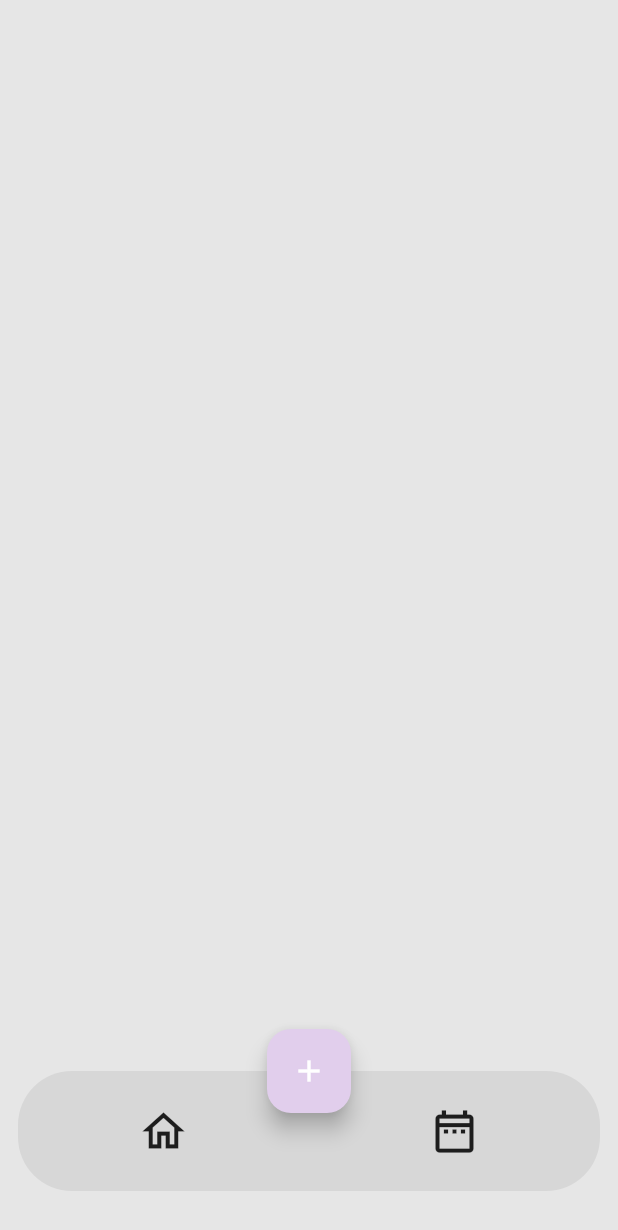
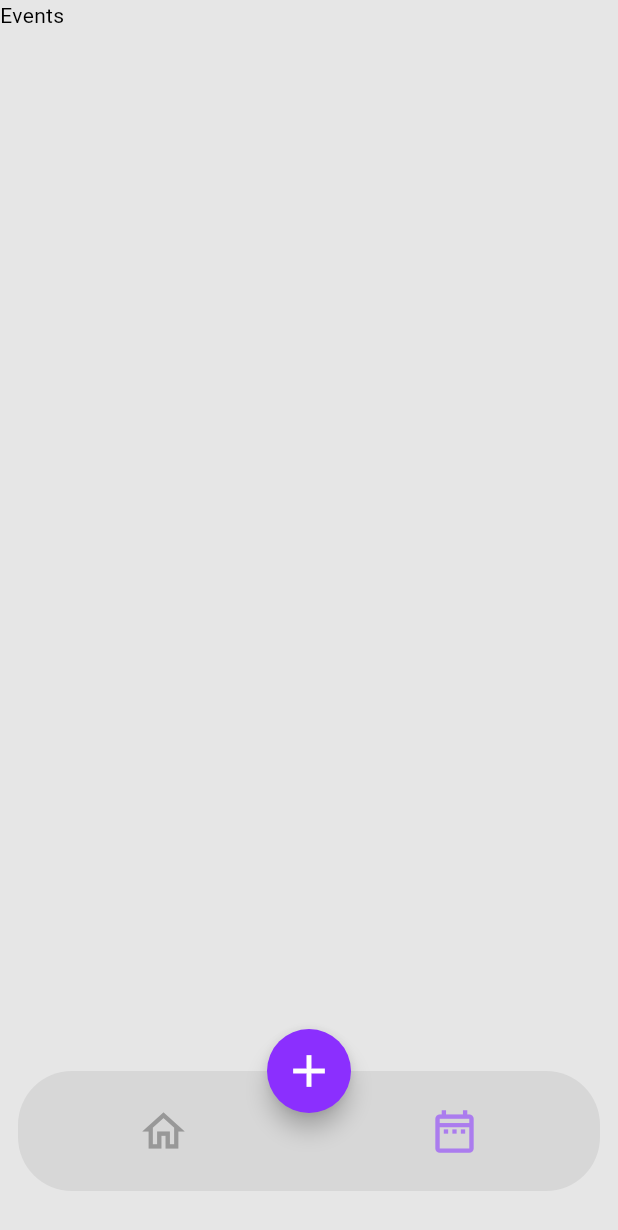
Before and after one commit to abbasihamed/medical_reminder, a Flutter app: the MainScreen screen opened directly, after a tap on the "date range" icon, on a phone screen of 412 x 824 dp. Shown: the top 1230 px of the screen. Run offline on Flutter 3.47's test engine with Material 3 defaults, Android fonts, the phone set to English and light mode, and no system bars; our stand-ins replace flutter_bloc.

Commit message:
add bottom navigation routin

```diff
--- /dev/null
+++ b/lib/presentations/cubits/bottomnav/bottomnav_cubit.dart
@@ -0,0 +1,48 @@
+import 'package:flutter/material.dart';
+import 'package:flutter_bloc/flutter_bloc.dart';
+import 'package:medical_reminder/presentations/screens/add_event_screen.dart';
+import 'package:medical_reminder/presentations/screens/events_screen.dart';
+import 'package:medical_reminder/presentations/screens/home_scrren.dart';
+
+part 'bottomnav_state.dart';
+
+class BottomnavCubit extends Cubit<BottomnavState> {
+  BottomnavCubit() : super(const BottomnavInitial(HomeScreen(), 'home'));
+  final List<String> _screenList = [];
+
+  void go(String screenName) {
+    if (_screenList.isNotEmpty) {
+      if (_screenList.last != screenName) {
+        _screenList.add(screenName);
+      } else {
+        return;
+      }
+    } else {
+      _screenList.add(screenName);
+    }
+    _updateScreen();
+  }
+
+  void pop() {
+    if (_screenList.isNotEmpty) {
+      _screenList.remove(_screenList.last);
+    }
+    _updateScreen();
+  }
+
+  _updateScreen() {
+    switch (_screenList.last) {
+      case 'home':
+        emit(BottomnavInitial(const HomeScreen(), _screenList.last));
+        break;
+      case 'addEvent':
+        emit(BottomnavInitial(const AddEventScrren(), _screenList.last));
+        break;
+      case 'events':
+        emit(BottomnavInitial(const EventsScreen(), _screenList.last));
+        break;
+      default:
+        emit(BottomnavInitial(const HomeScreen(), _screenList.last));
+    }
+  }
+}
--- /dev/null
+++ b/lib/presentations/cubits/bottomnav/bottomnav_state.dart
@@ -0,0 +1,12 @@
+part of 'bottomnav_cubit.dart';
+
+sealed class BottomnavState {
+  final String screenName;
+  const BottomnavState(this.screenName);
+}
+
+class BottomnavInitial extends BottomnavState {
+  final Widget scrren;
+
+  const BottomnavInitial(this.scrren, super.screenName);
+}
--- /dev/null
+++ b/lib/presentations/screens/events_screen.dart
@@ -0,0 +1,13 @@
+import 'package:flutter/material.dart';
+
+
+class EventsScreen extends StatelessWidget {
+  const EventsScreen({super.key});
+
+  @override
+  Widget build(BuildContext context) {
+    return Scaffold(
+      body: Text('Events'),
+    );
+  }
+}
--- /dev/null
+++ b/lib/presentations/screens/home_scrren.dart
@@ -0,0 +1,13 @@
+import 'package:flutter/material.dart';
+
+
+class HomeScreen extends StatelessWidget {
+  const HomeScreen({super.key});
+
+  @override
+  Widget build(BuildContext context) {
+    return Scaffold(
+      body: Text('homeScreen'),
+    );
+  }
+}
--- a/lib/presentations/screens/main_screen.dart
+++ b/lib/presentations/screens/main_screen.dart
@@ -1,78 +1,53 @@
 import 'package:flutter/material.dart';
-import 'package:medical_reminder/core/extentions.dart';
+import 'package:flutter_bloc/flutter_bloc.dart';
+import 'package:medical_reminder/presentations/cubits/bottomnav/bottomnav_cubit.dart';
+import 'package:medical_reminder/presentations/screens/home_scrren.dart';
+import 'package:medical_reminder/presentations/widgets/custom_bottom_navigation.dart';
 
 class MainScreen extends StatelessWidget {
   const MainScreen({super.key});
 
   @override
   Widget build(BuildContext context) {
+    final customNav = context.read<BottomnavCubit>();
     return Scaffold(
-      body: const Column(
-        children: [],
+      body: BlocBuilder<BottomnavCubit, BottomnavState>(
+        builder: (context, state) {
+          if (state is BottomnavInitial) {
+            return state.scrren;
+          }
+          return const HomeScreen();
+        },
       ),
       floatingActionButton: FloatingActionButton(
         child: const Icon(Icons.add),
-        onPressed: () {},
+        onPressed: () {
+          customNav.go('addEvent');
+        },
       ),
       floatingActionButtonLocation: FloatingActionButtonLocation.centerDocked,
-      bottomNavigationBar: CustomNavBar(
+      bottomNavigationBar: BlocBuilder<BottomnavCubit, BottomnavState>(
+        builder: (context, state) {
+          return CustomNavBar(
             items: [
               CustomNavItem(
                 icons: Icons.home_outlined,
-            onTap: () {},
+                selected: state.screenName == 'home',
+                onTap: () {
+                  customNav.go('home');
+                },
               ),
               CustomNavItem(
                 icons: Icons.date_range_outlined,
-            onTap: () {},
+                selected: state.screenName == 'events',
+                onTap: () {
+                  customNav.go('events');
+                },
               ),
             ],
+          );
+        },
       ),
     );
   }
 }
-
-class CustomNavItem extends StatelessWidget {
-  final IconData icons;
-  final VoidCallback onTap;
-  const CustomNavItem({
-    super.key,
-    required this.icons,
-    required this.onTap,
-  });
-
-  @override
-  Widget build(BuildContext context) {
-    return InkWell(
-      onTap: onTap,
-      child: Icon(
-        icons,
-        size: 34,
-      ),
-    );
-  }
-}
-
-class CustomNavBar extends StatelessWidget {
-  final List<CustomNavItem> items;
-  const CustomNavBar({
-    super.key,
-    required this.items,
-  });
-
-  @override
-  Widget build(BuildContext context) {
-    return Container(
-      width: double.infinity,
-      height: 80,
-      margin: const EdgeInsets.only(bottom: 30, left: 12, right: 12),
-      decoration: BoxDecoration(
-        color: context.theme().bottomNavigationBarTheme.backgroundColor,
-        borderRadius: BorderRadius.circular(36),
-      ),
-      child: Row(
-        mainAxisAlignment: MainAxisAlignment.spaceAround,
-        children: items,
-      ),
-    );
-  }
-}
--- /dev/null
+++ b/lib/presentations/widgets/custom_bottom_navigation.dart
@@ -0,0 +1,53 @@
+import 'package:flutter/material.dart';
+import 'package:medical_reminder/core/extentions.dart';
+
+class CustomNavBar extends StatelessWidget {
+  final List<CustomNavItem> items;
+  const CustomNavBar({
+    super.key,
+    required this.items,
+  });
+
+  @override
+  Widget build(BuildContext context) {
+    return Container(
+      width: double.infinity,
+      height: 80,
+      margin: const EdgeInsets.only(bottom: 30, left: 12, right: 12),
+      decoration: BoxDecoration(
+        color: context.theme().bottomNavigationBarTheme.backgroundColor,
+        borderRadius: BorderRadius.circular(36),
+      ),
+      child: Row(
+        mainAxisAlignment: MainAxisAlignment.spaceAround,
+        children: items,
+      ),
+    );
+  }
+}
+
+class CustomNavItem extends StatelessWidget {
+  final IconData icons;
+  final VoidCallback onTap;
+  final bool selected;
+  const CustomNavItem({
+    super.key,
+    required this.icons,
+    required this.onTap,
+    required this.selected,
+  });
+
+  @override
+  Widget build(BuildContext context) {
+    return InkWell(
+      onTap: onTap,
+      child: Icon(
+        icons,
+        size: 34,
+        color: selected
+            ? context.theme().bottomNavigationBarTheme.selectedItemColor
+            : context.theme().bottomNavigationBarTheme.unselectedItemColor,
+      ),
+    );
+  }
+}
--- a/pubspec.yaml
+++ b/pubspec.yaml
@@ -35,6 +35,7 @@
   # The following adds the Cupertino Icons font to your application.
   # Use with the CupertinoIcons class for iOS style icons.
   cupertino_icons: ^1.0.6
+  flutter_bloc: ^7.0.0
 
 dev_dependencies:
   flutter_test:
```
Also changed, not shown: lib/config/app_theme.dart (+9 -2 lines), lib/main.dart (+15 -6 lines), lib/presentations/screens/add_event_screen.dart (added, +12 -0 lines), pubspec.lock. Lines whose indentation alone changed are shown as unchanged.
